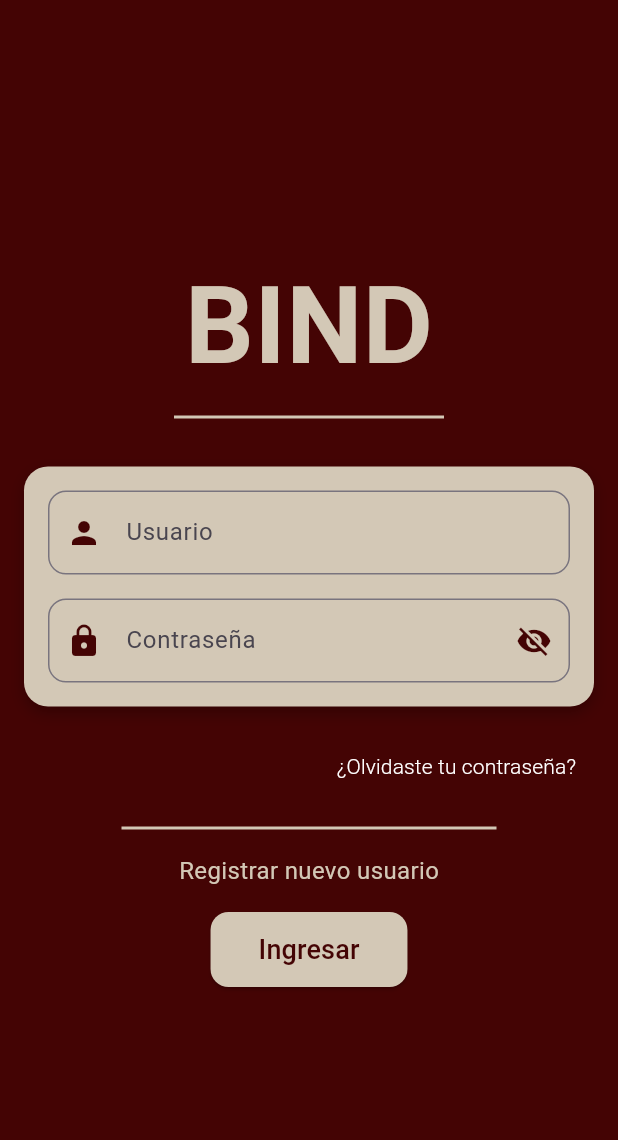
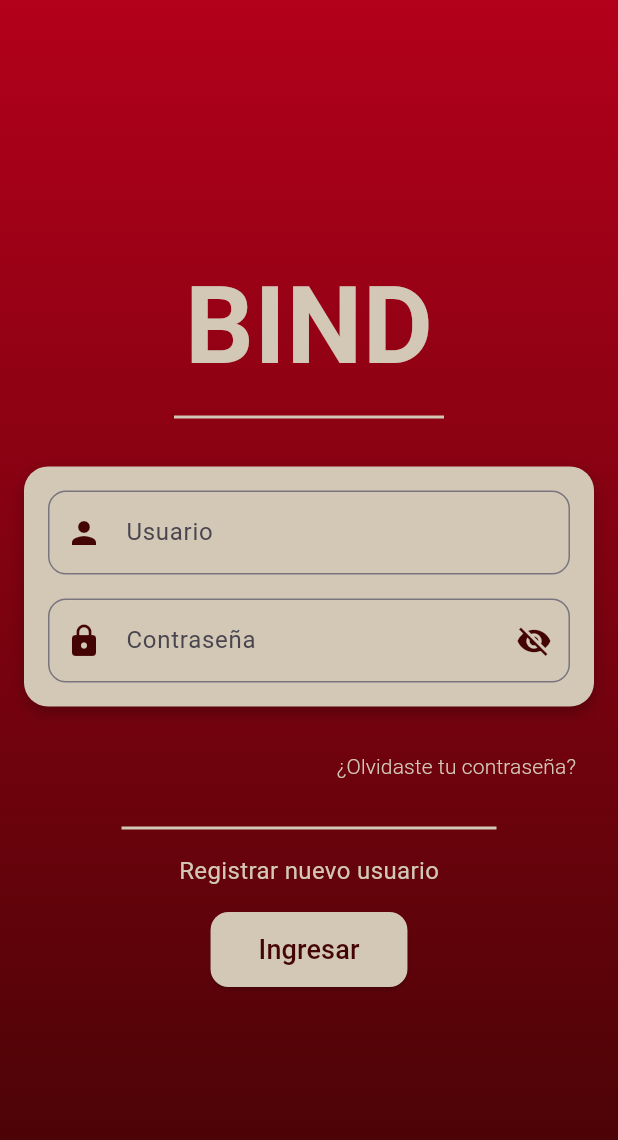
Before and after one commit to sab1103b/bild-flutter, a Flutter app: the screen it shows after launch, on a phone screen of 412 x 824 dp. Shown: the top 1140 px of the screen. Run offline on Flutter 3.47's test engine with Material 3 defaults, Android fonts, the phone set to English and light mode, and no system bars.

Commit message:
gradiente

```diff
--- a/lib/screens/LOGIN.dart
+++ b/lib/screens/LOGIN.dart
@@ -13,13 +13,22 @@ class _LoginScreenState extends State<Login> {
 
   @override
   Widget build(BuildContext context) {
-    // Define los colores invertidos
-    final Color vinotinto = Color.fromARGB(255, 68, 4, 4);
-    final Color beigeClaro = Color.fromARGB(255, 211, 200, 182);
+    // Define los colores vinotinto claro y oscuro, y beige
+    final Color vinotintoClaro = Color(0xFFB3001B); // Vinotinto claro
+    final Color vinotintoOscuro = Color.fromARGB(255, 68, 4, 4); // Vinotinto oscuro
+    final Color beigeClaro = Color.fromARGB(255,211,200,182); // Beige claro
 
     return Scaffold(
-      backgroundColor: vinotinto, // Fondo vinotinto
-      body: Center(
+      // Fondo con gradiente de vinotinto claro a oscuro
+      body: Container(
+        decoration: BoxDecoration(
+          gradient: LinearGradient(
+            begin: Alignment.topCenter,
+            end: Alignment.bottomCenter,
+            colors: [vinotintoClaro, vinotintoOscuro], // Gradiente de vinotinto
+          ),
+        ),
+        child: Center(
           child: SingleChildScrollView(
             padding: EdgeInsets.all(16.0),
             child: Column(
@@ -31,7 +40,7 @@ class _LoginScreenState extends State<Login> {
                   style: TextStyle(
                     fontSize: 72.0, // Aumentado el tamaño del título
                     fontWeight: FontWeight.bold, // Más negrita
-                  color: beigeClaro, // Título en color beige
+                    color: beigeClaro, // Título en beige
                   ),
                 ),
                 SizedBox(height: 8.0), // Menos espacio entre el título y la línea
@@ -42,7 +51,7 @@ class _LoginScreenState extends State<Login> {
                   color: beigeClaro, // Línea de color beige
                 ),
                 SizedBox(height: 32.0),
-              // Contenedor para inputs más pequeño
+                // Contenedor para inputs más pequeño, con fondo beige
                 Container(
                   padding: EdgeInsets.all(16.0),
                   decoration: BoxDecoration(
@@ -62,7 +71,7 @@ class _LoginScreenState extends State<Login> {
                       TextField(
                         decoration: InputDecoration(
                           labelText: 'Usuario',
-                        prefixIcon: Icon(Icons.person, color: vinotinto),
+                          prefixIcon: Icon(Icons.person, color: vinotintoOscuro),
                           border: OutlineInputBorder(
                             borderRadius: BorderRadius.circular(12.0),
                           ),
@@ -75,11 +84,11 @@ class _LoginScreenState extends State<Login> {
                         obscureText: _obscurePassword, // Si está true, oculta la contraseña
                         decoration: InputDecoration(
                           labelText: 'Contraseña',
-                        prefixIcon: Icon(Icons.lock, color: vinotinto),
+                          prefixIcon: Icon(Icons.lock, color: vinotintoOscuro),
                           suffixIcon: IconButton(
                             icon: Icon(
                               _obscurePassword ? Icons.visibility_off : Icons.visibility,
-                            color: vinotinto,
+                              color: vinotintoOscuro,
                             ),
                             onPressed: () {
                               setState(() {
@@ -106,7 +115,7 @@ class _LoginScreenState extends State<Login> {
                     child: Text(
                       '¿Olvidaste tu contraseña?',
                       style: TextStyle(
-                      color: Colors.white, // Texto blanco
+                        color: beigeClaro, // Texto beige
                         fontWeight: FontWeight.w300, // Fuente más ligera
                       ),
                     ),
@@ -124,7 +133,7 @@ class _LoginScreenState extends State<Login> {
                 Text(
                   'Registrar nuevo usuario',
                   style: TextStyle(
-                  color: beigeClaro, // Texto en color beige
+                    color: beigeClaro, // Texto en beige
                     fontWeight: FontWeight.normal, // Fuente normal
                     fontSize: 16.0, // Tamaño de texto
                   ),
@@ -147,7 +156,7 @@ class _LoginScreenState extends State<Login> {
                     'Ingresar',
                     style: TextStyle(
                       fontSize: 18.0,
-                    color: vinotinto, // Texto vinotinto
+                      color: vinotintoOscuro, // Texto vinotinto oscuro
                     ),
                   ),
                 ),
@@ -155,6 +164,7 @@ class _LoginScreenState extends State<Login> {
             ),
           ),
         ),
+      ),
     );
   }
 }
```
Lines whose indentation alone changed are shown as unchanged.
